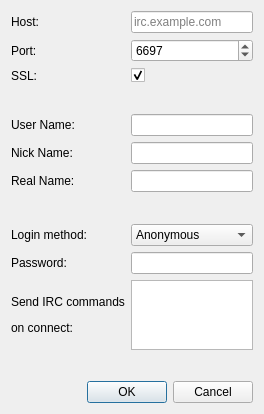
This is src/widgets/dialogs/IrcConnectionEditor.ui in Chatterino/chatterino2 as Qt 5 draws it before an edit. The edited form follows.
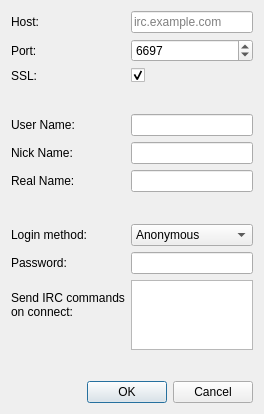
This is the edited form.

The edit to the form file:
```diff
--- a/src/widgets/dialogs/IrcConnectionEditor.ui
+++ b/src/widgets/dialogs/IrcConnectionEditor.ui
@@ -158,7 +158,11 @@
      <item row="10" column="0">
       <widget class="QLabel" name="connectCommandsLabel">
        <property name="text">
-        <string>&lt;html&gt;&lt;head/&gt;&lt;body&gt;&lt;p&gt;Send IRC commands&lt;/p&gt;&lt;p&gt;on connect:&lt;/p&gt;&lt;/body&gt;&lt;/html&gt;</string>
+        <string>Send IRC commands
+on connect:</string>
+       </property>
+       <property name="textFormat">
+        <enum>Qt::PlainText</enum>
        </property>
       </widget>
      </item>
```
